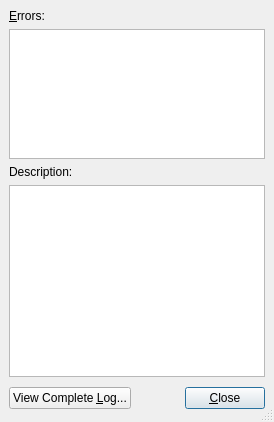
Above: src/frontends/qt4/ui/ErrorListUi.ui from cburschka/lyx before the change. Below: the same form after it.
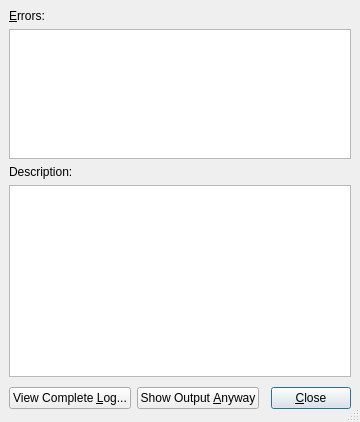
That is the form after the change.

Commit message: Button for showing PDF if compilation error

What changed in the file:
```diff
--- a/src/frontends/qt4/ui/ErrorListUi.ui
+++ b/src/frontends/qt4/ui/ErrorListUi.ui
@@ -22,7 +22,7 @@
    <property name="spacing" >
     <number>6</number>
    </property>
-   <item row="3" column="0" colspan="3" >
+   <item row="3" column="0" colspan="4" >
     <widget class="QTextBrowser" name="descriptionTB" >
      <property name="sizePolicy" >
       <sizepolicy>
@@ -54,14 +54,14 @@
      </property>
     </widget>
    </item>
-   <item row="4" column="2" >
+   <item row="4" column="3" >
     <widget class="QPushButton" name="closePB" >
      <property name="text" >
       <string>&amp;Close</string>
      </property>
     </widget>
    </item>
-   <item row="4" column="1" >
+   <item row="4" column="2" >
     <spacer>
      <property name="orientation" >
       <enum>Qt::Horizontal</enum>
@@ -87,7 +87,18 @@
      </property>
     </widget>
    </item>
-   <item row="1" column="0" colspan="3" >
+   <item row="4" column="1" >
+    <widget class="QPushButton" name="showAnywayPB" >
+     <property name="toolTip" >
+       <string>Attempt to show the output even if there were
+compilation errors</string>
+     </property>
+     <property name="text" >
+      <string>Show Output &amp;Anyway</string>
+     </property>
+    </widget>
+   </item>
+   <item row="1" column="0" colspan="4" >
     <widget class="QListWidget" name="errorsLW" >
      <property name="toolTip" >
       <string>Selecting an error will show the error message in the panel below, 
```
The commit also changes 5 other files.
